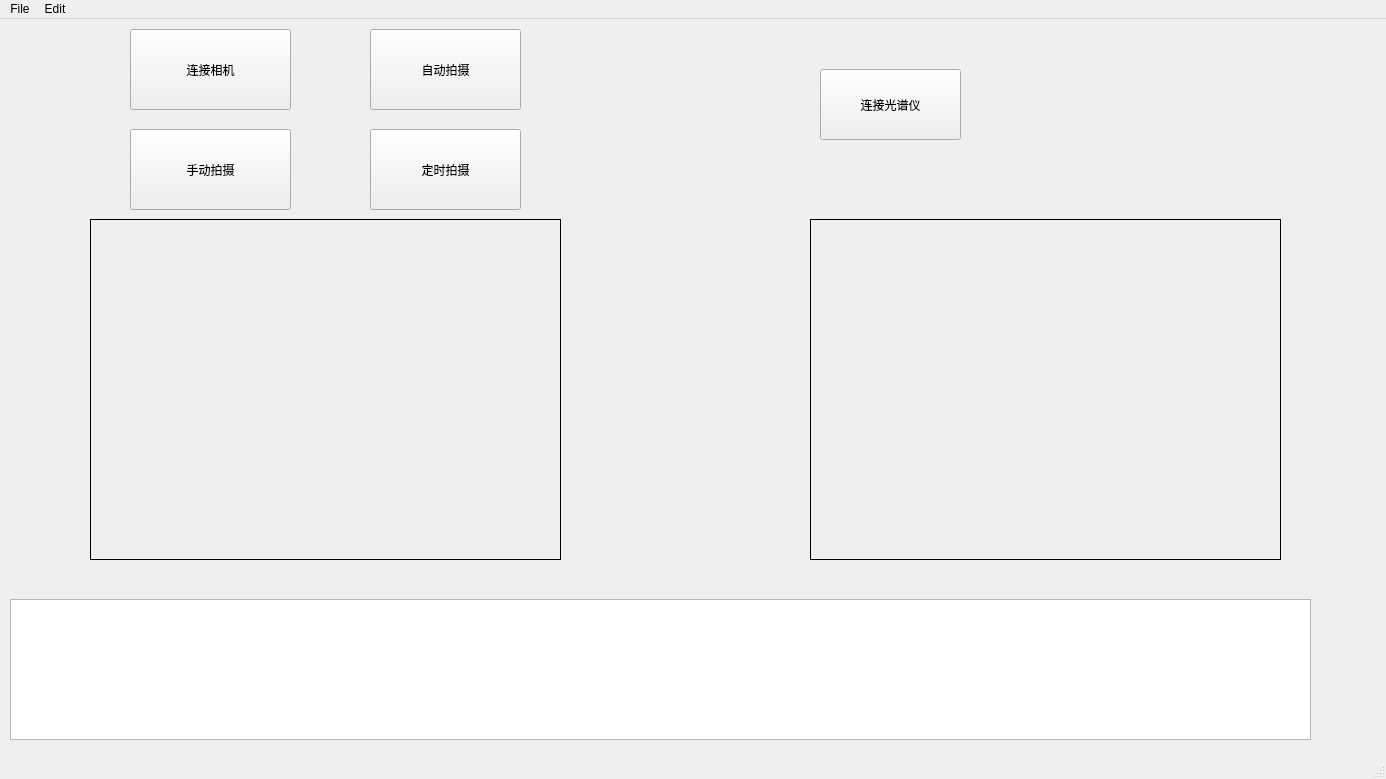
Before: the Qt Designer form mainwindow.ui in Chang-huilin/Tea-monitor-system, drawn with Qt 5.
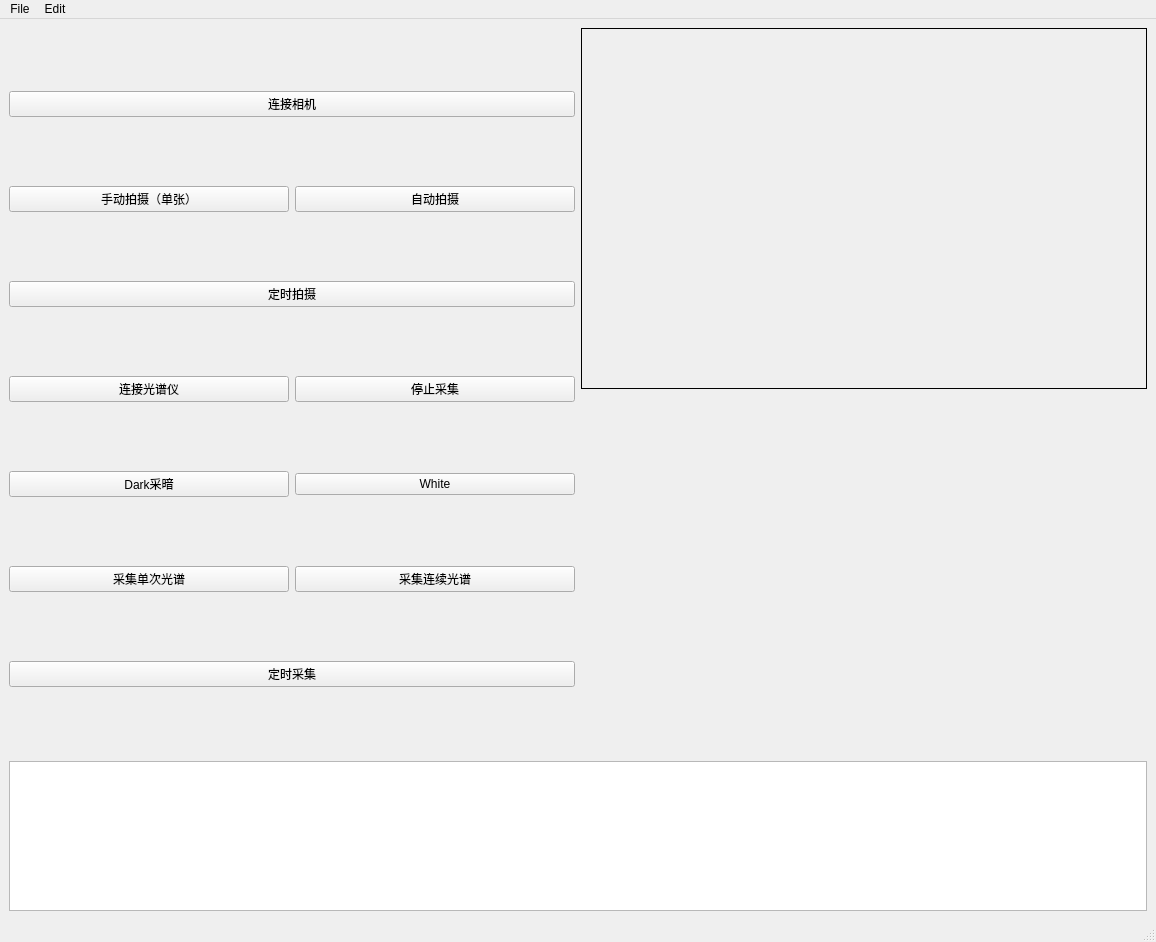
After: the same form once the commit is applied.

```diff
--- a/mainwindow.ui
+++ b/mainwindow.ui
@@ -6,149 +6,143 @@
    <rect>
     <x>0</x>
     <y>0</y>
-    <width>1386</width>
-    <height>779</height>
+    <width>1156</width>
+    <height>942</height>
    </rect>
   </property>
   <property name="windowTitle">
    <string>MainWindow</string>
   </property>
   <widget class="QWidget" name="centralwidget">
-   <widget class="QPushButton" name="btnConnect">
-    <property name="geometry">
-     <rect>
-      <x>130</x>
-      <y>10</y>
-      <width>161</width>
-      <height>81</height>
-     </rect>
-    </property>
-    <property name="text">
-     <string>连接相机</string>
-    </property>
-   </widget>
-   <widget class="QPlainTextEdit" name="logOutput">
-    <property name="enabled">
-     <bool>true</bool>
-    </property>
-    <property name="geometry">
-     <rect>
-      <x>10</x>
-      <y>580</y>
-      <width>1301</width>
-      <height>141</height>
-     </rect>
-    </property>
-   </widget>
-   <widget class="QLabel" name="imageView">
-    <property name="geometry">
-     <rect>
-      <x>90</x>
-      <y>200</y>
-      <width>471</width>
-      <height>341</height>
-     </rect>
-    </property>
-    <property name="maximumSize">
-     <size>
-      <width>640</width>
-      <height>480</height>
-     </size>
-    </property>
-    <property name="frameShape">
-     <enum>QFrame::Shape::Box</enum>
-    </property>
-    <property name="text">
-     <string/>
-    </property>
-    <property name="scaledContents">
-     <bool>false</bool>
-    </property>
-   </widget>
-   <widget class="QPushButton" name="btnGrab">
-    <property name="geometry">
-     <rect>
-      <x>130</x>
-      <y>110</y>
-      <width>161</width>
-      <height>81</height>
-     </rect>
-    </property>
-    <property name="text">
-     <string>手动拍摄</string>
-    </property>
-   </widget>
-   <widget class="QPushButton" name="btnStartTimer">
-    <property name="geometry">
-     <rect>
-      <x>370</x>
-      <y>110</y>
-      <width>151</width>
-      <height>81</height>
-     </rect>
-    </property>
-    <property name="text">
-     <string>定时拍摄</string>
-    </property>
-   </widget>
-   <widget class="QPushButton" name="btnStartContinuous">
-    <property name="geometry">
-     <rect>
-      <x>370</x>
-      <y>10</y>
-      <width>151</width>
-      <height>81</height>
-     </rect>
-    </property>
-    <property name="text">
-     <string>自动拍摄</string>
-    </property>
-   </widget>
-   <widget class="QPushButton" name="pushButton">
-    <property name="geometry">
-     <rect>
-      <x>820</x>
-      <y>50</y>
-      <width>141</width>
-      <height>71</height>
-     </rect>
-    </property>
-    <property name="text">
-     <string>连接光谱仪</string>
-    </property>
-   </widget>
-   <widget class="QLabel" name="spectralView">
-    <property name="geometry">
-     <rect>
-      <x>810</x>
-      <y>200</y>
-      <width>471</width>
-      <height>341</height>
-     </rect>
-    </property>
-    <property name="maximumSize">
-     <size>
-      <width>640</width>
-      <height>480</height>
-     </size>
-    </property>
-    <property name="frameShape">
-     <enum>QFrame::Shape::Box</enum>
-    </property>
-    <property name="text">
-     <string/>
-    </property>
-    <property name="scaledContents">
-     <bool>false</bool>
-    </property>
-   </widget>
+   <layout class="QGridLayout" name="gridLayout_2">
+    <item row="0" column="0" rowspan="2">
+     <layout class="QGridLayout" name="gridLayout">
+      <item row="1" column="0">
+       <widget class="QPushButton" name="btnGrab">
+        <property name="text">
+         <string>手动拍摄（单张）</string>
+        </property>
+       </widget>
+      </item>
+      <item row="1" column="1">
+       <widget class="QPushButton" name="btnStartContinuous">
+        <property name="text">
+         <string>自动拍摄</string>
+        </property>
+       </widget>
+      </item>
+      <item row="3" column="0">
+       <widget class="QPushButton" name="btnConnectSpectrometer">
+        <property name="baseSize">
+         <size>
+          <width>10</width>
+          <height>14</height>
+         </size>
+        </property>
+        <property name="text">
+         <string>连接光谱仪</string>
+        </property>
+       </widget>
+      </item>
+      <item row="3" column="1">
+       <widget class="QPushButton" name="btnStopSpectrum">
+        <property name="text">
+         <string>停止采集</string>
+        </property>
+       </widget>
+      </item>
+      <item row="4" column="0">
+       <widget class="QPushButton" name="btnGrabDark">
+        <property name="text">
+         <string>Dark采暗</string>
+        </property>
+       </widget>
+      </item>
+      <item row="4" column="1">
+       <widget class="QPushButton" name="btnGrabWhite">
+        <property name="text">
+         <string>White</string>
+        </property>
+       </widget>
+      </item>
+      <item row="5" column="0">
+       <widget class="QPushButton" name="btnGrabSpectrum">
+        <property name="text">
+         <string>采集单次光谱</string>
+        </property>
+       </widget>
+      </item>
+      <item row="5" column="1">
+       <widget class="QPushButton" name="btnStartContinuousSpectrum">
+        <property name="text">
+         <string>采集连续光谱</string>
+        </property>
+       </widget>
+      </item>
+      <item row="0" column="0" colspan="2">
+       <widget class="QPushButton" name="btnConnect">
+        <property name="text">
+         <string>连接相机</string>
+        </property>
+       </widget>
+      </item>
+      <item row="2" column="0" colspan="2">
+       <widget class="QPushButton" name="btnStartTimer">
+        <property name="text">
+         <string>定时拍摄</string>
+        </property>
+       </widget>
+      </item>
+      <item row="6" column="0" colspan="2">
+       <widget class="QPushButton" name="btnStartTimerspectrum">
+        <property name="text">
+         <string>定时采集</string>
+        </property>
+       </widget>
+      </item>
+     </layout>
+    </item>
+    <item row="0" column="1">
+     <widget class="QLabel" name="imageView">
+      <property name="frameShape">
+       <enum>QFrame::Shape::Box</enum>
+      </property>
+      <property name="text">
+       <string/>
+      </property>
+      <property name="scaledContents">
+       <bool>false</bool>
+      </property>
+     </widget>
+    </item>
+    <item row="1" column="1">
+     <widget class="QWidget" name="spectrumView" native="true"/>
+    </item>
+    <item row="2" column="0" colspan="2">
+     <widget class="QPlainTextEdit" name="logOutput">
+      <property name="enabled">
+       <bool>true</bool>
+      </property>
+      <property name="maximumSize">
+       <size>
+        <width>16777215</width>
+        <height>150</height>
+       </size>
+      </property>
+     </widget>
+    </item>
+   </layout>
+   <zorder>spectrumView</zorder>
+   <zorder></zorder>
+   <zorder>logOutput</zorder>
+   <zorder>imageView</zorder>
   </widget>
   <widget class="QMenuBar" name="menubar">
    <property name="geometry">
     <rect>
      <x>0</x>
      <y>0</y>
-     <width>1386</width>
+     <width>1156</width>
      <height>26</height>
     </rect>
    </property>
```
